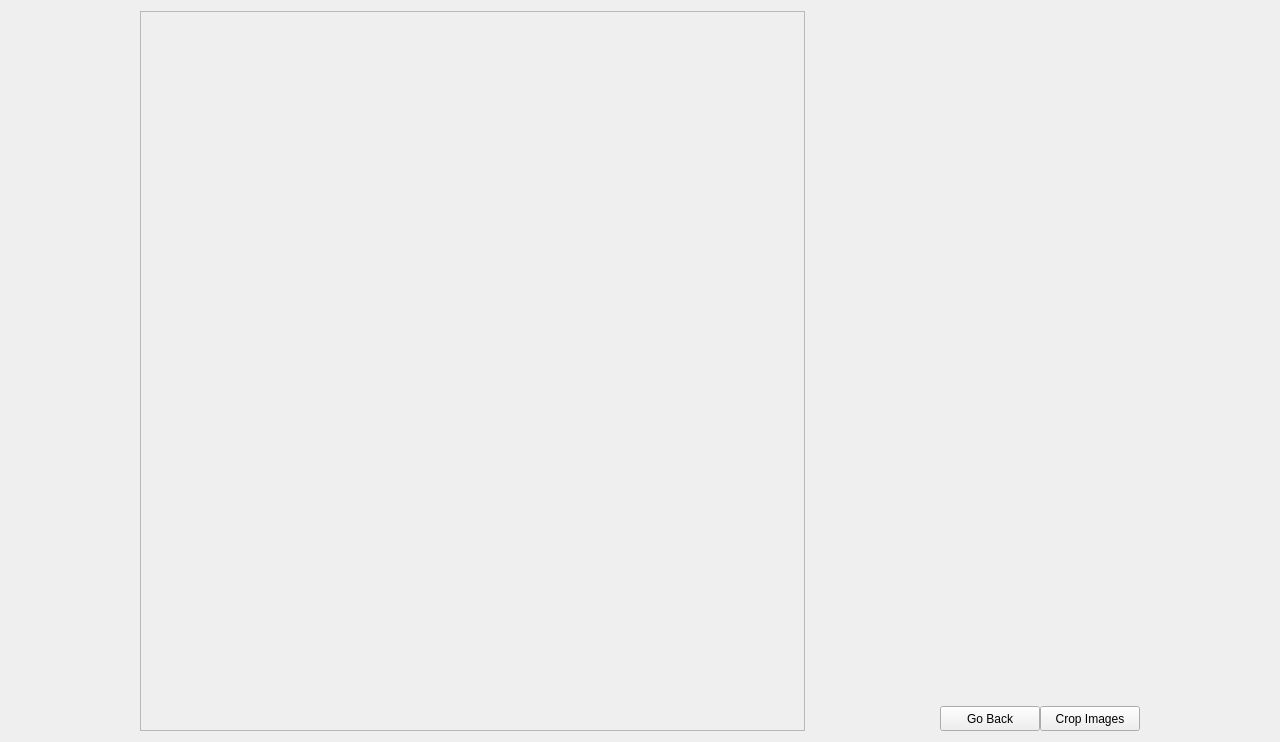
First picture: the form in WatermarkCropper/cropmenu.ui, repository vg16855/Ifunny-Watermark-Cropper, before the edit.
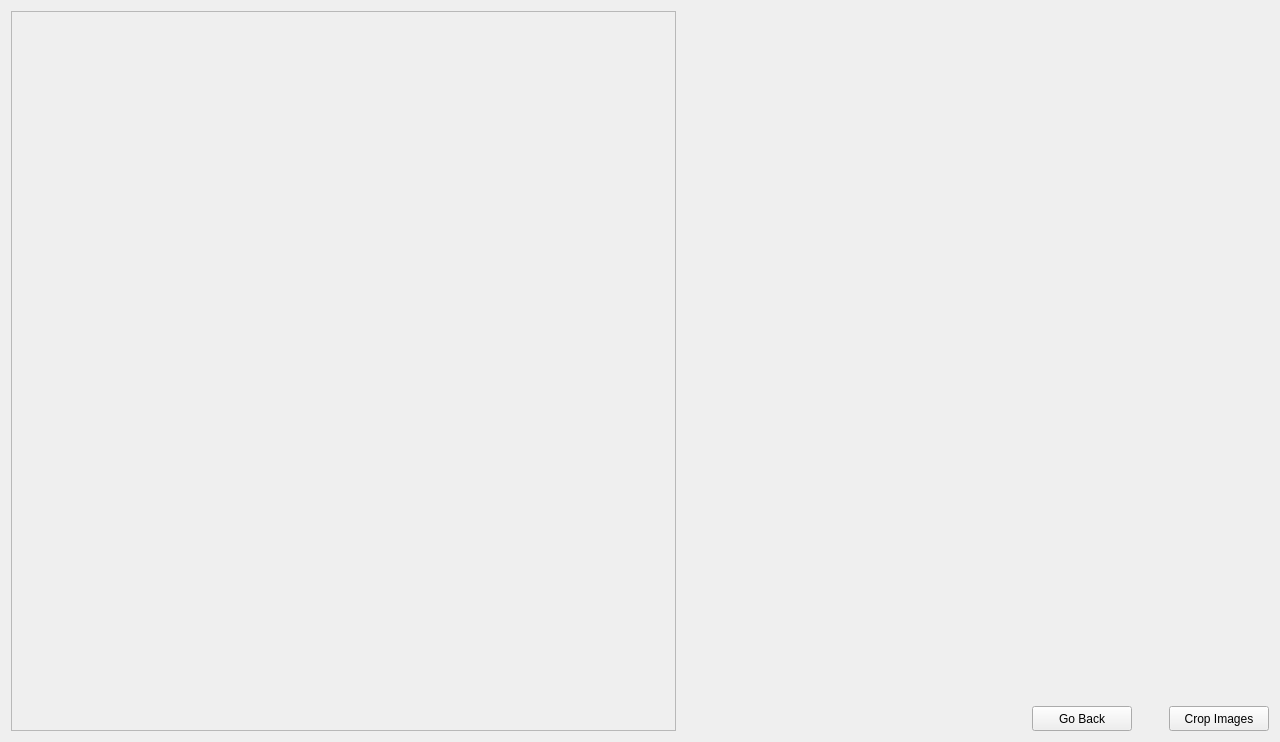
Second picture: the form after the edit.

What changed in the file:
```diff
--- a/WatermarkCropper/cropmenu.ui
+++ b/WatermarkCropper/cropmenu.ui
@@ -7,13 +7,16 @@
     <x>0</x>
     <y>0</y>
     <width>1280</width>
-    <height>736</height>
+    <height>738</height>
    </rect>
   </property>
   <property name="windowTitle">
    <string>Form</string>
   </property>
   <layout class="QGridLayout" name="gridLayout">
+   <property name="spacing">
+    <number>6</number>
+   </property>
    <item row="0" column="0" rowspan="2">
     <widget class="QScrollArea" name="scrollArea">
      <property name="minimumSize">
@@ -43,6 +46,12 @@
         <height>718</height>
        </rect>
       </property>
+      <property name="sizePolicy">
+       <sizepolicy hsizetype="Expanding" vsizetype="Expanding">
+        <horstretch>0</horstretch>
+        <verstretch>0</verstretch>
+       </sizepolicy>
+      </property>
       <layout class="QGridLayout" name="imageGridView" rowstretch="0" columnstretch="0">
        <property name="leftMargin">
         <number>10</number>
@@ -57,20 +66,20 @@
         <number>10</number>
        </property>
        <property name="spacing">
-        <number>5</number>
+        <number>10</number>
        </property>
       </layout>
      </widget>
     </widget>
    </item>
-   <item row="0" column="1">
-    <widget class="QWidget" name="widget" native="true"/>
-   </item>
    <item row="1" column="1">
-    <layout class="QHBoxLayout" name="horizontalLayout_2" stretch="0,0">
+    <layout class="QHBoxLayout" name="horizontalLayout_2" stretch="0,0,0">
      <property name="spacing">
       <number>0</number>
      </property>
+     <property name="leftMargin">
+      <number>350</number>
+     </property>
      <item>
       <widget class="QPushButton" name="goBack">
        <property name="minimumSize">
@@ -90,6 +99,16 @@
        </property>
       </widget>
      </item>
+     <item>
+      <widget class="QWidget" name="widget" native="true">
+       <property name="sizePolicy">
+        <sizepolicy hsizetype="Preferred" vsizetype="Preferred">
+         <horstretch>0</horstretch>
+         <verstretch>1</verstretch>
+        </sizepolicy>
+       </property>
+      </widget>
+     </item>
      <item>
       <widget class="QPushButton" name="cropImages">
        <property name="minimumSize">
```
